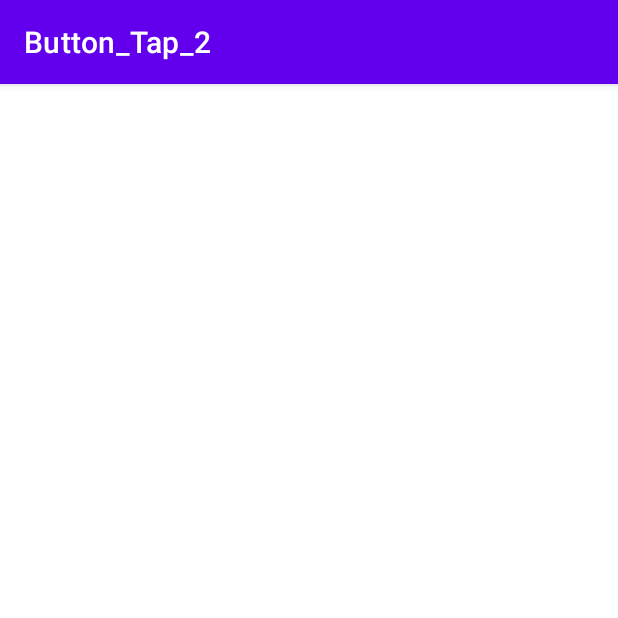
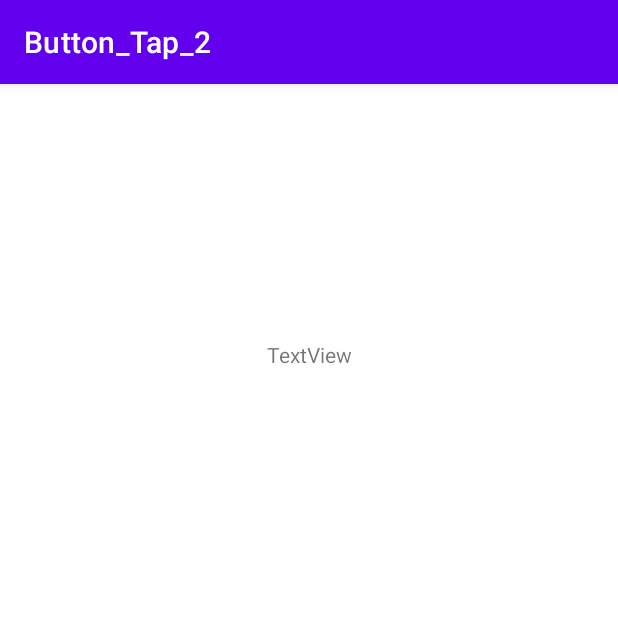
Before and after one commit to psrpatnaik/MADlectures, an Android app: the screen it shows after launch (MainActivity2), after a tap on "BUTTON", on a phone screen of 412 x 824 dp, the top half of it. Run offline under Robolectric (Android 15) with nearby library versions, the phone set to English and light mode, and no system bars.

```diff
--- a/app/src/main/java/com/example/button_tap_2/MainActivity2.kt
+++ b/app/src/main/java/com/example/button_tap_2/MainActivity2.kt
@@ -2,9 +2,12 @@ package com.example.button_tap_2
 
 import android.app.NotificationChannel
 import android.app.NotificationManager
+import android.content.BroadcastReceiver
 import android.content.Context
 import android.content.Intent
+import android.content.IntentFilter
 import android.content.pm.PackageManager
+import android.net.ConnectivityManager
 import android.net.Uri
 import android.os.Build
 import androidx.appcompat.app.AppCompatActivity
@@ -12,6 +15,7 @@ import android.os.Bundle
 import android.util.Log
 import android.view.View
 import android.widget.Button
+import android.widget.TextView
 import android.widget.Toast
 import androidx.core.app.NotificationCompat
 import androidx.core.app.NotificationManagerCompat
@@ -24,6 +28,12 @@ class MainActivity2 : AppCompatActivity() {
         super.onCreate(savedInstanceState)
         setContentView(R.layout.activity_main2)
         var b = findViewById<Button>(R.id.button2);
+        var tv = findViewById<TextView>(R.id.textView2)
+        var count = 0
+
+        val br: BroadcastReceiver = MyReceiver()
+        registerReceiver(br, IntentFilter("android.intent.action.AIRPLANE_MODE"))
+
         b.setOnClickListener(View.OnClickListener {
             /*
             // Explicit Intent, you need to associate an activity using FQN see the below line.
@@ -48,6 +58,26 @@ class MainActivity2 : AppCompatActivity() {
                         ActivityCompat.requestPermissions(this, arrayOf(Manifest.permission.CALL_PHONE),10)
                     }
         */
+            // introduce delay
+            count++
+
+            /*
+            Thread(Runnable {
+                // a potentially time consuming task
+                Thread.sleep(5000)
+
+                //tv.text = "Button clicked"
+                tv.post{
+                    tv.text = "Button clicked "+count
+                }
+            }).start()
+            */
+            /*
+            Intent(this, MyService::class.java).also { intent ->
+                startService(intent)
+            }
+            */
+
             // Creating a notification on Button Tap.
             // Ref: https://developer.android.com/training/notify-user/build-notification
             createNotificationChannelAndNotifcation()
--- /dev/null
+++ b/app/src/main/java/com/example/button_tap_2/MyReceiver.kt
@@ -0,0 +1,16 @@
+package com.example.button_tap_2
+
+import android.content.BroadcastReceiver
+import android.content.Context
+import android.content.Intent
+import android.util.Log
+import android.widget.Toast
+
+class MyReceiver : BroadcastReceiver() {
+
+    override fun onReceive(context: Context, intent: Intent) {
+        // This method is called when the BroadcastReceiver is receiving an Intent broadcast.
+        Toast.makeText(context,"AIR PLANE MODE ON/OFF", Toast.LENGTH_LONG).show()
+        Log.i("Button_Tap_2","AIR PLANE MODE BROADCAST RECEIVED")
+    }
+}
--- a/app/src/main/res/layout/activity_main2.xml
+++ b/app/src/main/res/layout/activity_main2.xml
@@ -15,4 +15,14 @@
         app:layout_constraintEnd_toEndOf="parent"
         app:layout_constraintStart_toStartOf="parent"
         app:layout_constraintTop_toTopOf="parent" />
+
+    <TextView
+        android:id="@+id/textView2"
+        android:layout_width="wrap_content"
+        android:layout_height="wrap_content"
+        android:text="TextView"
+        app:layout_constraintBottom_toTopOf="@+id/button2"
+        app:layout_constraintEnd_toEndOf="parent"
+        app:layout_constraintStart_toStartOf="parent"
+        app:layout_constraintTop_toTopOf="parent" />
 </androidx.constraintlayout.widget.ConstraintLayout>
```
Also changed, not shown: app/src/main/AndroidManifest.xml (+16 -2 lines), app/src/main/java/com/example/button_tap_2/MyService.kt (added, +24 -0 lines).
